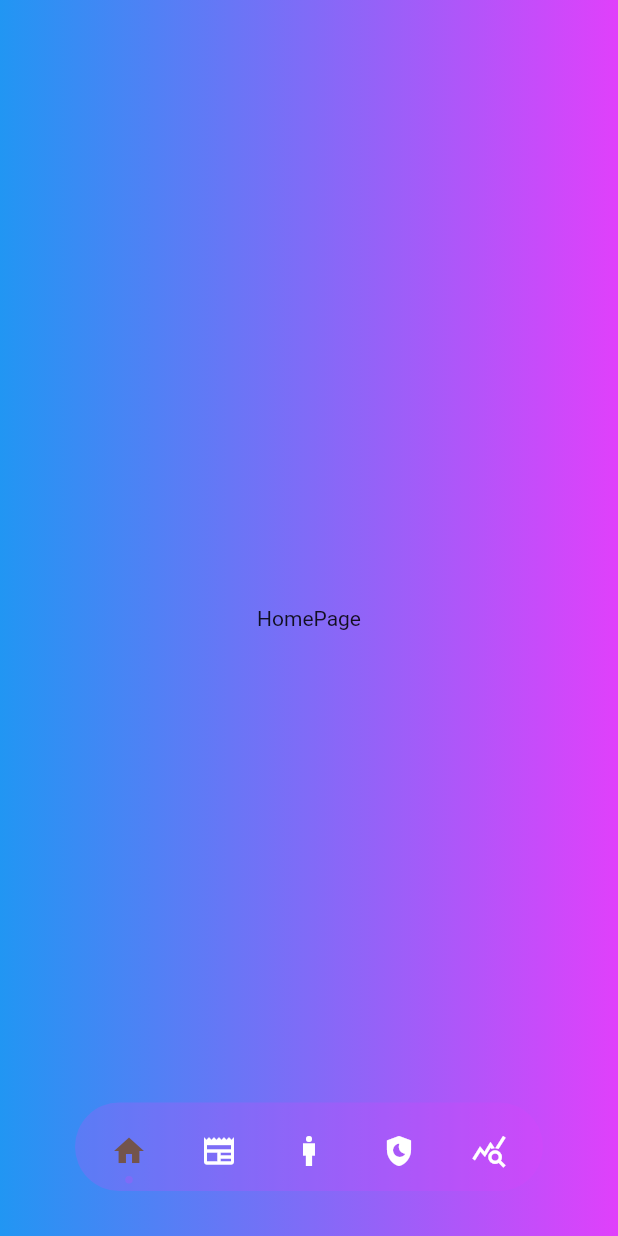
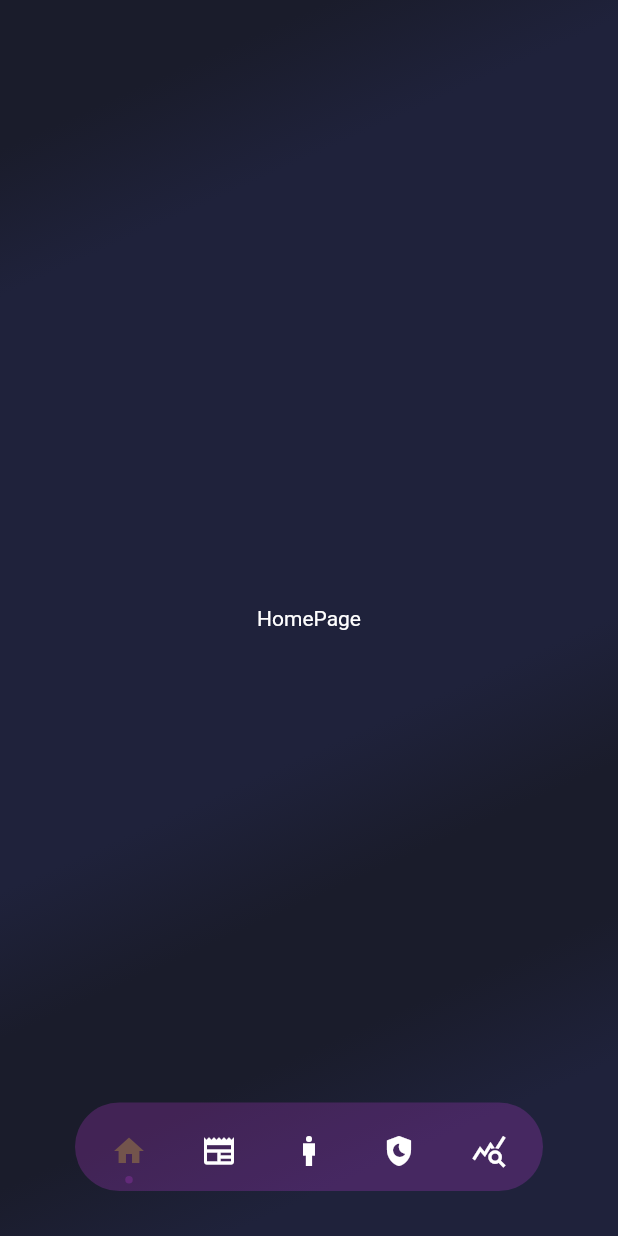
Before and after one commit to Sleepycatcher/sleepycatcher_app, a Flutter app: the screen it shows after launch, on a phone screen of 412 x 824 dp. Run offline on Flutter 3.47's test engine with Material 2 defaults, Android fonts, the light colour scheme and no system bars; drawn by our look-alikes of dot_navigation_bar.

Commit message:
couleur background

```diff
--- a/lib/main.dart
+++ b/lib/main.dart
@@ -1,7 +1,5 @@
-
 import 'package:flutter/material.dart';
 import 'widget/router.dart';
-import 'widget/sleepTheme.dart';
 
 
 void main() {
@@ -15,7 +13,7 @@ class MyApp extends StatelessWidget {
   Widget build(BuildContext context) {
     return MaterialApp(
       debugShowCheckedModeBanner: false,
-
+      theme: ThemeData(brightness: Brightness.dark),
       title: 'SleepyCatcher',
       home: RouterApp(),
 
--- a/lib/widget/router.dart
+++ b/lib/widget/router.dart
@@ -1,3 +1,5 @@
+import 'dart:ui';
+
 import 'package:flutter/material.dart';
 import 'package:dot_navigation_bar/dot_navigation_bar.dart';
 import 'package:sleepycatcher/pages/news/news.dart';
@@ -34,17 +36,25 @@ class _RouterAppState extends State<RouterApp> {
   Widget build(BuildContext context) {
     return Scaffold(
       extendBody: true,
-
-      body: Center (
-        child:  Container(
+      body: Container(
         decoration:
           const BoxDecoration(
-              gradient:  LinearGradient(
-               colors: [
-                Colors.blue,
-                Colors.purpleAccent
+            gradient: LinearGradient(
+              begin: Alignment.topLeft,
+              end: Alignment(0.8, 1),
+              colors: <Color>[
+                Color(0xff1A1C2B),
+                Color(0xff1A1C2B),
+                Color(0xff1F223B),
+                Color(0xff1F223B),
+                Color(0xff1F223B),
+                Color(0xff1F223B),
+                Color(0xff1F223B),
+                Color(0xff1A1C2B),
+                Color(0xff1A1C2B),
+                Color(0xff1F223B),
+                Color(0xff1F223B),
             ],
-
           )
         ),
         child: PageView(
@@ -55,9 +65,8 @@ class _RouterAppState extends State<RouterApp> {
             NewsPage(),
             ProfilePage(),
             RecordPage(),
-              StatisticsPage()
+            StatisticsPage(),
           ],
-          ),
         ),
       ),
       bottomNavigationBar: Padding(
--- a/lib/widget/sleepTheme.dart
+++ /dev/null
@@ -1,18 +0,0 @@
-import 'package:flutter/material.dart';
-
-final ThemeData sleepTheme = ThemeData(
-  /// brightness: Brightness.dark,
-  /// colorSchemeSeed: Colors.red,
-  /// primaryColor: Colors.lightBlue[800],
-
-  backgroundColor: Colors.red,
-
-  // Define the default font family.
-  fontFamily: 'Georgia',
-  textTheme: const TextTheme(
-    displayLarge: TextStyle(fontSize: 72.0, fontWeight: FontWeight.bold),
-    titleLarge: TextStyle(fontSize: 36.0, fontStyle: FontStyle.italic),
-    bodyMedium: TextStyle(fontSize: 14.0, fontFamily: 'Hind'),
-  ),
-
-);
```
Lines whose indentation alone changed are shown as unchanged.
